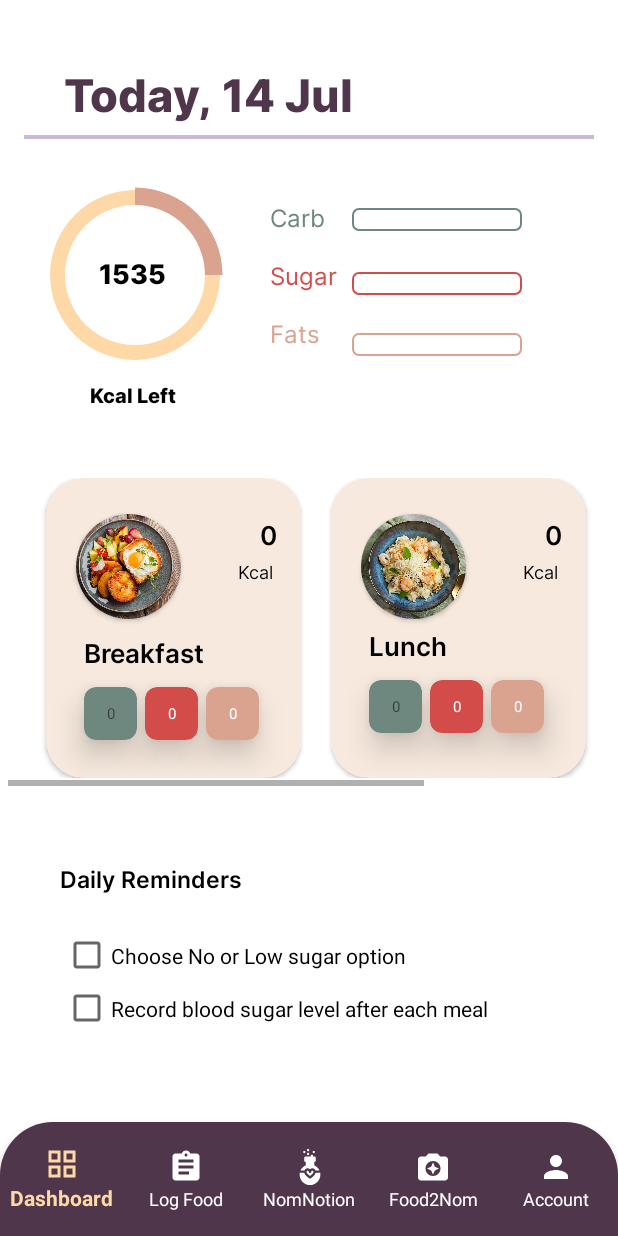
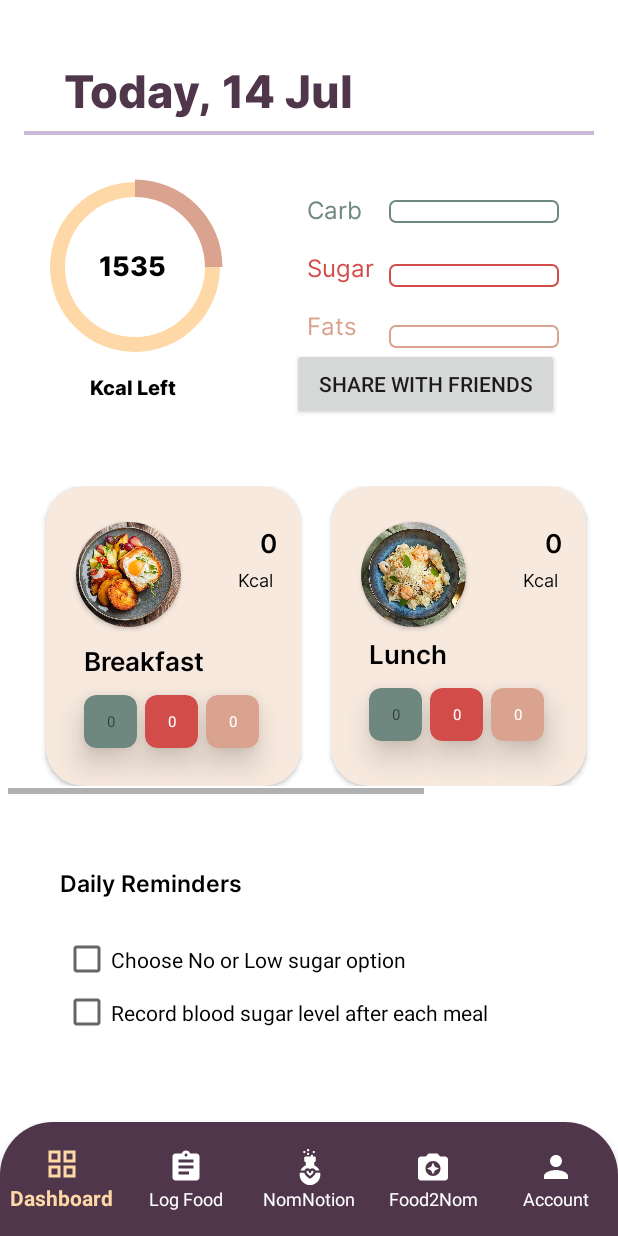
Before and after one commit to RaeanneZ/FoodNav, an Android app: the Dashboard screen opened directly, with no data from a screen before it, on a phone screen of 412 x 824 dp. Run offline under Robolectric (Android 15) with nearby library versions, the phone set to English and light mode, and no system bars; 1 statement that could not run was skipped.

Commit message:
Adding in share button feature

```diff
--- a/app/src/main/res/layout/fragment_dashboard.xml
+++ b/app/src/main/res/layout/fragment_dashboard.xml
@@ -70,16 +70,16 @@
             android:layout_marginTop="10dp"
             android:layout_marginEnd="15dp"
             android:layout_marginBottom="20dp"
-            android:orientation="horizontal"
             app:layout_constraintBottom_toTopOf="@id/linearLayoutMealCard"
             app:layout_constraintEnd_toEndOf="parent"
             app:layout_constraintStart_toStartOf="parent"
             app:layout_constraintTop_toBottomOf="@id/linearLayoutTitle">
 
             <androidx.constraintlayout.widget.ConstraintLayout
-                android:layout_width="wrap_content"
+                android:layout_width="match_parent"
                 android:layout_height="wrap_content">
 
+                <!-- Pie Chart and Text -->
                 <RelativeLayout
                     android:id="@+id/RelativeLayoutCircularProgressBar"
                     android:layout_width="0dp"
@@ -140,16 +140,20 @@
                     app:layout_constraintStart_toStartOf="@+id/RelativeLayoutCircularProgressBar"
                     app:layout_constraintTop_toBottomOf="@+id/RelativeLayoutCircularProgressBar" />
 
+                <!-- Progress Bars and Button -->
                 <LinearLayout
                     android:id="@+id/linearLayoutMacroBars"
                     android:layout_width="wrap_content"
                     android:layout_height="wrap_content"
-                    android:orientation="horizontal"
+                    android:orientation="vertical"
                     app:layout_constraintEnd_toEndOf="parent"
-                    app:layout_constraintStart_toEndOf="@+id/RelativeLayoutCircularProgressBar"
-                    app:layout_constraintTop_toTopOf="parent"
-                    tools:ignore="NotSibling">
+                    app:layout_constraintStart_toEndOf="@id/RelativeLayoutCircularProgressBar"
+                    app:layout_constraintTop_toTopOf="parent">
 
+                    <LinearLayout
+                        android:layout_width="wrap_content"
+                        android:layout_height="wrap_content"
+                        android:orientation="horizontal">
 
                         <LinearLayout
                             android:layout_width="wrap_content"
@@ -224,14 +228,18 @@
                                 android:progress="0"
                                 android:progressDrawable="@drawable/custom_progress_bar_pink"
                                 android:progressTint="@color/pink" />
-
+                        </LinearLayout>
                     </LinearLayout>
 
+                    <Button
+                        android:id="@+id/btnShare"
+                        android:layout_width="match_parent"
+                        android:layout_height="wrap_content"
+                        android:text="Share with friends" />
                 </LinearLayout>
+            </androidx.constraintlayout.widget.ConstraintLayout>
+        </RelativeLayout>
 
-            </androidx.constraintlayout.widget.ConstraintLayout>
-
-        </RelativeLayout>
 
         <LinearLayout
             android:id="@+id/linearLayoutMealCard"
```
Also changed, not shown: app/src/main/java/sg/edu/np/mad/mad24p03team2/Dashboard.java (+38 -0 lines). Lines whose indentation alone changed are shown as unchanged.
